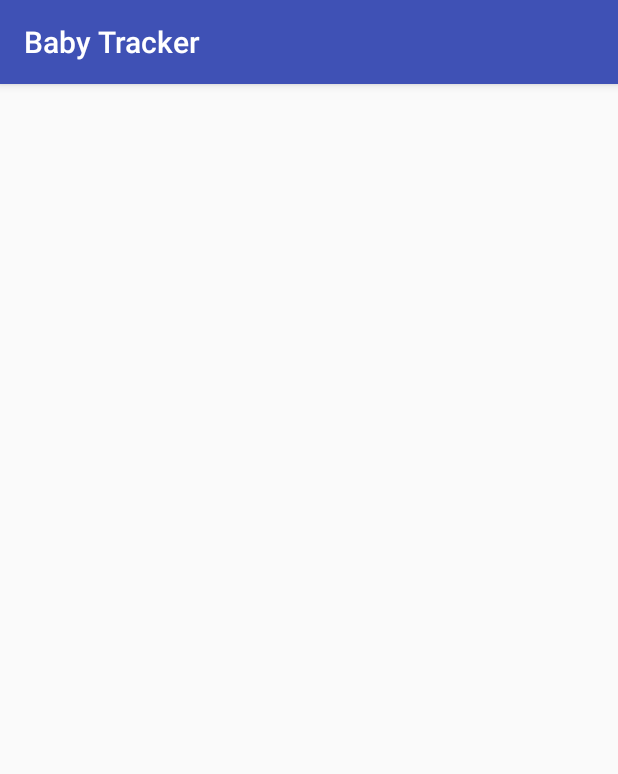
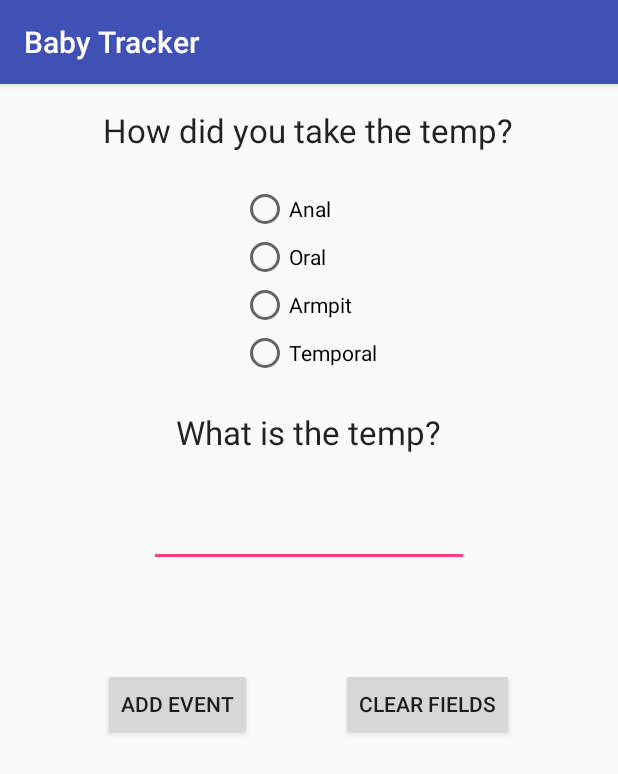
Before and after one commit to intelwalk-zz/BabyTracker, an Android app: the TemperatureInput screen opened directly, with no data from a screen before it, on a phone screen of 412 x 824 dp. Shown: the top 774 px of the screen. Run offline under Robolectric (Android 15) with nearby library versions, the phone set to English and light mode, and no system bars.

Commit message:
4-19-2016 9:42pm

```diff
--- a/app/src/main/java/com/intelwalk/babytracker/TemperatureInput.java
+++ b/app/src/main/java/com/intelwalk/babytracker/TemperatureInput.java
@@ -2,12 +2,26 @@ package com.intelwalk.babytracker;
 
 import android.support.v7.app.AppCompatActivity;
 import android.os.Bundle;
+import android.widget.EditText;
+import android.widget.RadioButton;
+import android.widget.TextView;
 
 public class TemperatureInput extends AppCompatActivity {
+
+    TextView temperaturenumber;
+    RadioButton temperaturetype;
+    MyDBHandler dbHandler;
 
     @Override
     protected void onCreate(Bundle savedInstanceState) {
         super.onCreate(savedInstanceState);
         setContentView(R.layout.activity_temperature_input);
+        temperaturenumber = (TextView) findViewById(R.id.textView3);
+        temperaturetype = (RadioButton) findViewById(R.id.radioButton);
+        dbHandler = new MyDBHandler(this,null,null,1);
+    }
+
+    public void addButtonClicked(View view){
+        Event event = new Event()
     }
 }
--- a/app/src/main/res/layout/activity_temperature_input.xml
+++ b/app/src/main/res/layout/activity_temperature_input.xml
@@ -9,4 +9,92 @@
     android:paddingTop="@dimen/activity_vertical_margin"
     tools:context="com.intelwalk.babytracker.TemperatureInput">
 
+    <TextView
+        android:layout_width="wrap_content"
+        android:layout_height="wrap_content"
+        android:textAppearance="?android:attr/textAppearanceLarge"
+        android:text="How did you take the temp?"
+        android:id="@+id/textView2"
+        android:layout_alignParentTop="true"
+        android:layout_centerHorizontal="true" />
+
+    <RadioButton
+        android:layout_width="wrap_content"
+        android:layout_height="wrap_content"
+        android:text="Anal"
+        android:id="@+id/radioButton"
+        android:layout_marginTop="22dp"
+        android:checked="false"
+        android:layout_below="@+id/textView2"
+        android:layout_alignLeft="@+id/radioButton2"
+        android:layout_alignStart="@+id/radioButton2" />
+
+    <RadioButton
+        android:layout_width="wrap_content"
+        android:layout_height="wrap_content"
+        android:text="Oral"
+        android:id="@+id/radioButton2"
+        android:checked="false"
+        android:layout_below="@+id/radioButton"
+        android:layout_alignLeft="@+id/radioButton3"
+        android:layout_alignStart="@+id/radioButton3" />
+
+    <RadioButton
+        android:layout_width="wrap_content"
+        android:layout_height="wrap_content"
+        android:text="Armpit"
+        android:id="@+id/radioButton3"
+        android:checked="false"
+        android:layout_below="@+id/radioButton2"
+        android:layout_alignLeft="@+id/radioButton4"
+        android:layout_alignStart="@+id/radioButton4" />
+
+    <RadioButton
+        android:layout_width="wrap_content"
+        android:layout_height="wrap_content"
+        android:text="Temporal"
+        android:id="@+id/radioButton4"
+        android:checked="false"
+        android:layout_below="@+id/radioButton3"
+        android:layout_centerHorizontal="true" />
+
+    <TextView
+        android:layout_width="wrap_content"
+        android:layout_height="wrap_content"
+        android:textAppearance="?android:attr/textAppearanceLarge"
+        android:text="What is the temp?"
+        android:id="@+id/textView3"
+        android:layout_below="@+id/radioButton4"
+        android:layout_centerHorizontal="true"
+        android:layout_marginTop="22dp" />
+
+    <EditText
+        android:layout_width="wrap_content"
+        android:layout_height="wrap_content"
+        android:inputType="numberDecimal"
+        android:ems="10"
+        android:id="@+id/editText"
+        android:layout_below="@+id/textView3"
+        android:layout_centerHorizontal="true"
+        android:layout_marginTop="30dp" />
+
+    <Button
+        android:layout_width="wrap_content"
+        android:layout_height="wrap_content"
+        android:text="Add Event"
+        android:id="@+id/button8"
+        android:layout_marginTop="67dp"
+        android:layout_below="@+id/editText"
+        android:layout_alignLeft="@+id/textView2"
+        android:layout_alignStart="@+id/textView2" />
+
+    <Button
+        android:layout_width="wrap_content"
+        android:layout_height="wrap_content"
+        android:text="Clear Fields"
+        android:id="@+id/button9"
+        android:layout_alignTop="@+id/button8"
+        android:layout_alignRight="@+id/textView2"
+        android:layout_alignEnd="@+id/textView2" />
+
 </RelativeLayout>
```
Also changed, not shown: app/src/main/java/com/intelwalk/babytracker/Event.java (+126 -0 lines), app/src/main/java/com/intelwalk/babytracker/MyDBHandler.java (+29 -2 lines).
